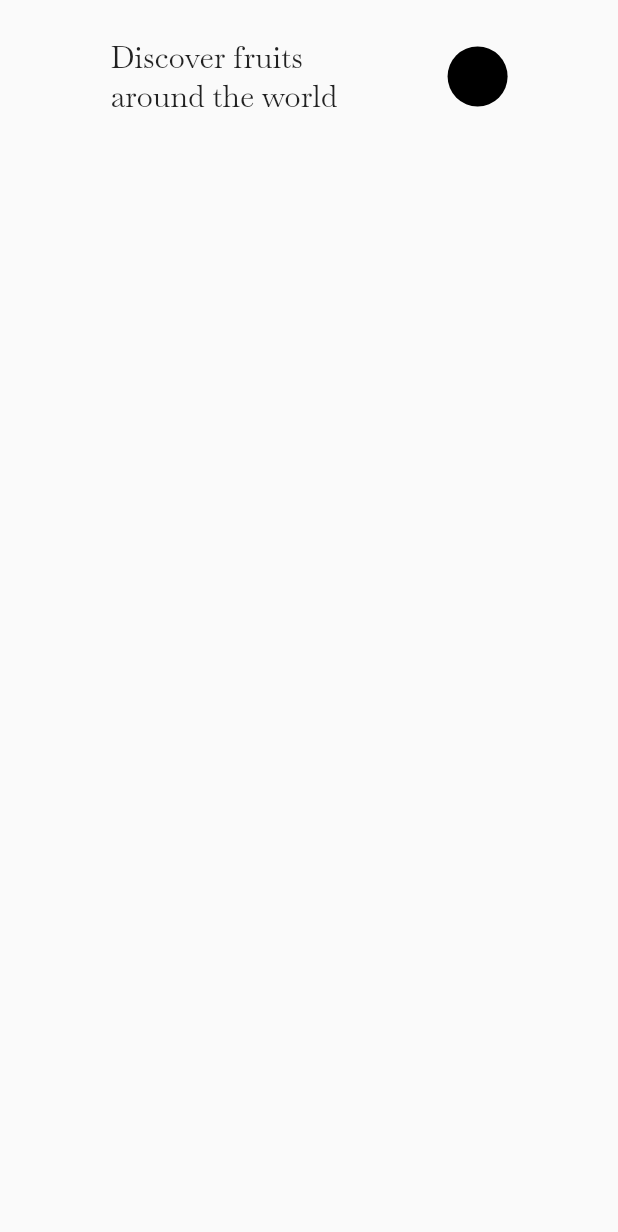
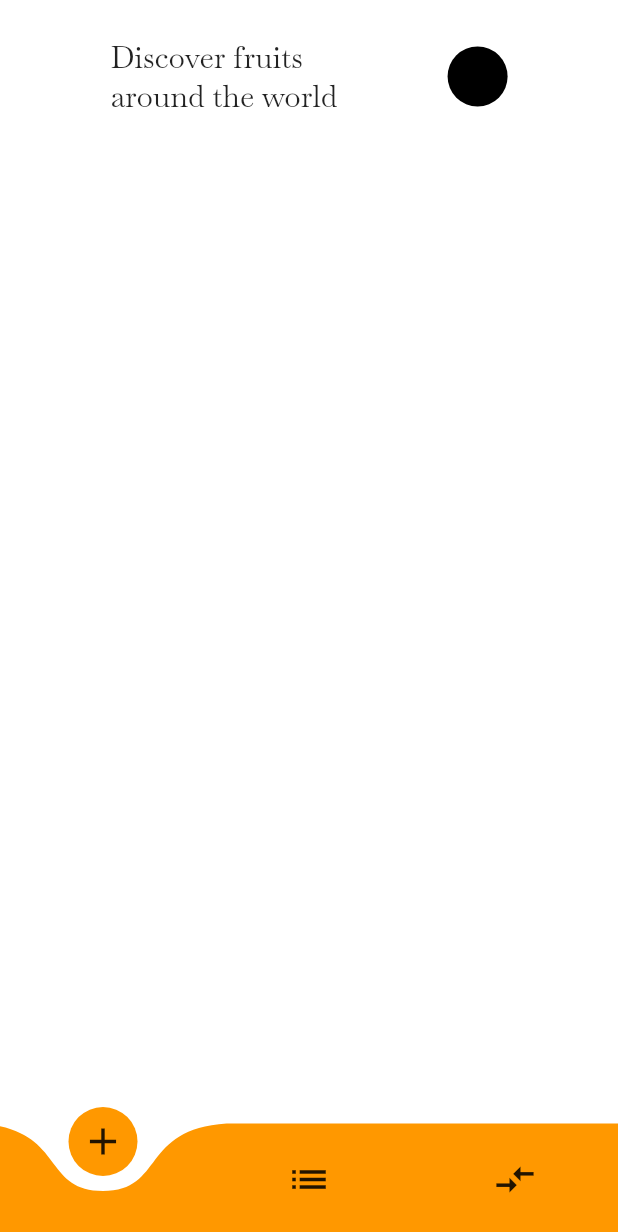
Before and after one commit to mahmoud-eslami/dessert_time, a Flutter app: the screen it shows after launch, on a phone screen of 412 x 824 dp. Shown: the top 1232 px of the screen. Run offline on Flutter 3.47's test engine with Material 2 defaults, Android fonts, the phone set to English and light mode, and no system bars; drawn by our look-alikes of curved_navigation_bar.

Commit message:
Add curvedNavigationBar to main Screen

```diff
--- a/lib/pages/home.dart
+++ b/lib/pages/home.dart
@@ -1,3 +1,4 @@
+import 'package:curved_navigation_bar/curved_navigation_bar.dart';
 import 'package:flutter/material.dart';
 
 class Home extends StatefulWidget {
@@ -9,6 +10,16 @@ class _HomeState extends State<Home> {
   @override
   Widget build(BuildContext context) {
     return Scaffold(
+      backgroundColor: Colors.white,
+      bottomNavigationBar: CurvedNavigationBar(
+        backgroundColor: Colors.white,
+        color: Colors.orange,
+        items: <Widget>[
+          Icon(Icons.add, size: 30),
+          Icon(Icons.list, size: 30),
+          Icon(Icons.compare_arrows, size: 30),
+        ],
+      ),
       body: Column(
         children: <Widget>[
           SizedBox(height: 25,),
--- a/pubspec.yaml
+++ b/pubspec.yaml
@@ -23,6 +23,7 @@ dependencies:
   # The following adds the Cupertino Icons font to your application.
   # Use with the CupertinoIcons class for iOS style icons.
   cupertino_icons: ^0.1.2
+  curved_navigation_bar: ^0.3.1
 
 dev_dependencies:
   flutter_test:
```
Also changed, not shown: pubspec.lock.
